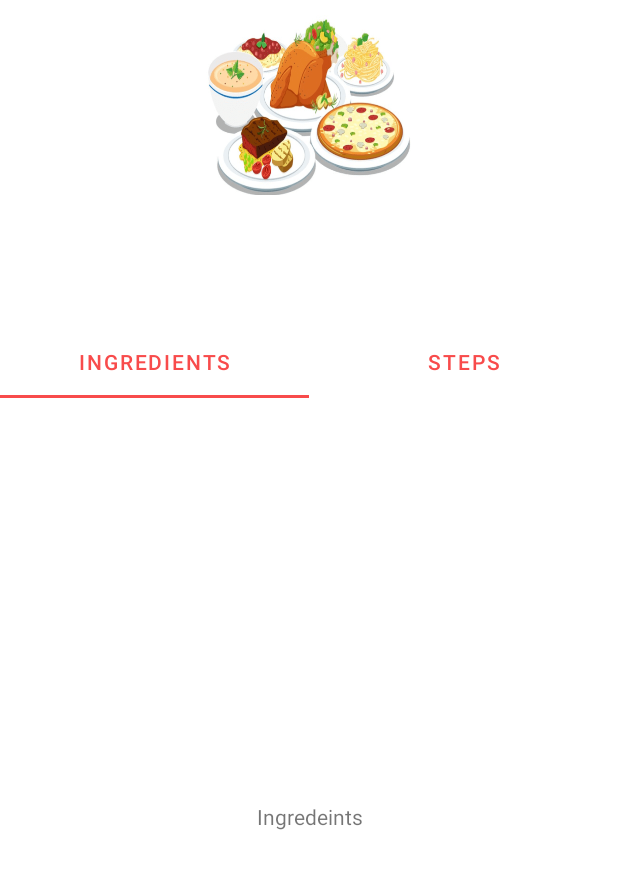
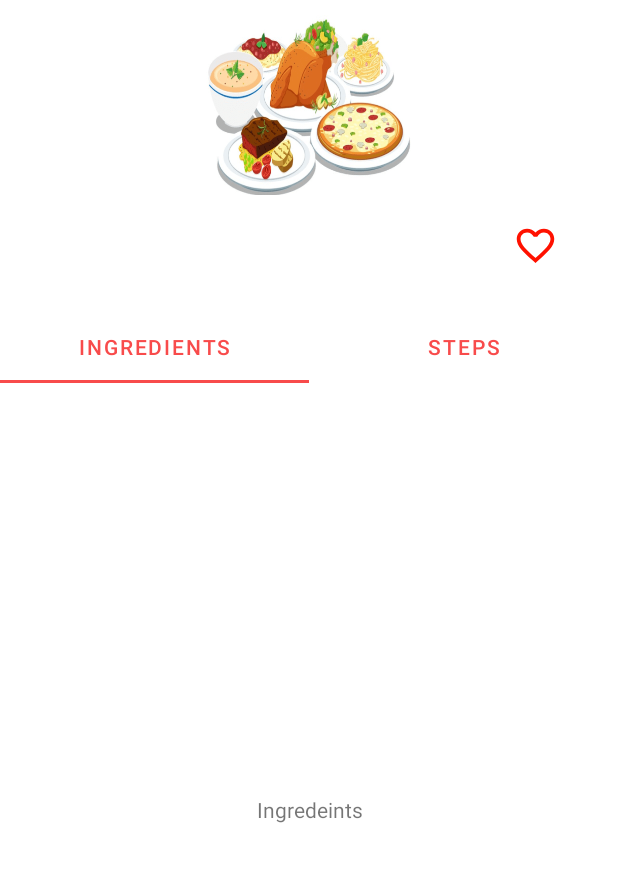
Before and after one commit to rizalfadiaalfikri/Receipe-Food-App, an Android app: the DetailedReceipeActivity screen opened directly, with no data from a screen before it, on a phone screen of 412 x 824 dp. Shown: the top 869 px of the screen. Run offline under Robolectric (Android 15) with nearby library versions, the phone set to English and light mode, and no system bars; 2 statements that could not run were skipped.

Commit message:
Add Toggle Favorite

```diff
--- a/app/src/main/java/com/rizalfadiaalfikri/receipefood/Screens/DetailedReceipeActivity.java
+++ b/app/src/main/java/com/rizalfadiaalfikri/receipefood/Screens/DetailedReceipeActivity.java
@@ -9,6 +9,7 @@
 import android.content.Intent;
 import android.os.Bundle;
 import android.util.Log;
+import android.view.View;
 import android.widget.TextView;
 
 import com.google.android.material.tabs.TabLayout;
@@ -51,4 +52,8 @@
         Log.d("INGREDIENTS", receipe_ingredeients);
 
     }
+
+    public void onCustomToogleClick(View view) {
+
+    }
 }
--- /dev/null
+++ b/app/src/main/res/drawable/ic_baseline_favorite_border_24.xml
@@ -0,0 +1,5 @@
+<vector android:height="24dp" android:tint="#FF1100"
+    android:viewportHeight="24" android:viewportWidth="24"
+    android:width="24dp" xmlns:android="http://schemas.android.com/apk/res/android">
+    <path android:fillColor="@android:color/white" android:pathData="M16.5,3c-1.74,0 -3.41,0.81 -4.5,2.09C10.91,3.81 9.24,3 7.5,3 4.42,3 2,5.42 2,8.5c0,3.78 3.4,6.86 8.55,11.54L12,21.35l1.45,-1.32C18.6,15.36 22,12.28 22,8.5 22,5.42 19.58,3 16.5,3zM12.1,18.55l-0.1,0.1 -0.1,-0.1C7.14,14.24 4,11.39 4,8.5 4,6.5 5.5,5 7.5,5c1.54,0 3.04,0.99 3.57,2.36h1.87C13.46,5.99 14.96,5 16.5,5c2,0 3.5,1.5 3.5,3.5 0,2.89 -3.14,5.74 -7.9,10.05z"/>
+</vector>
--- /dev/null
+++ b/app/src/main/res/drawable/toogle_selector.xml
@@ -0,0 +1,9 @@
+<?xml version="1.0" encoding="utf-8"?>
+<selector xmlns:android="http://schemas.android.com/apk/res/android">
+    <item
+        android:drawable="@drawable/ic_baseline_favorite_border_24"
+        android:state_checked="false"/>
+    <item
+        android:drawable="@drawable/ic_baseline_favorite_24"
+        android:state_checked="true"/>
+</selector>
--- a/app/src/main/res/layout/activity_detailed_receipe.xml
+++ b/app/src/main/res/layout/activity_detailed_receipe.xml
@@ -22,6 +22,9 @@
                 android:layout_width="match_parent"
                 android:layout_height="120dp"
                 android:src="@drawable/model_image"/>
+            <RelativeLayout
+                android:layout_width="match_parent"
+                android:layout_height="wrap_content">
                 <TextView
                     android:id="@+id/txt_receipe_name_details"
                     android:layout_width="match_parent"
@@ -29,9 +32,20 @@
                     android:text="RECEIPE NAME"
                     android:textStyle="bold"
                     android:textColor="@color/black"
-                android:textSize="27sp"
+                    android:textSize="20sp"
                     android:layout_margin="20dp"
                     android:gravity="center"/>
+                <ToggleButton
+                    android:layout_width="30dp"
+                    android:layout_height="30dp"
+                    android:background="@drawable/toogle_selector"
+                    android:layout_alignParentRight="true"
+                    android:textOn=""
+                    android:textOff=""
+                    android:onClick="onCustomToogleClick"
+                    android:layout_centerVertical="true"
+                    android:layout_marginRight="20dp"/>
+            </RelativeLayout>
         </LinearLayout>
     </androidx.cardview.widget.CardView>
     <com.google.android.material.tabs.TabLayout
--- a/app/src/main/res/layout/receipes_layout.xml
+++ b/app/src/main/res/layout/receipes_layout.xml
@@ -3,6 +3,7 @@
     android:layout_width="match_parent"
     android:layout_height="wrap_content"
     xmlns:app="http://schemas.android.com/apk/res-auto"
+    xmlns:tools="http://schemas.android.com/tools"
     android:background="#F8F7F7">
     <androidx.cardview.widget.CardView
         android:id="@+id/cardView"
@@ -48,6 +49,7 @@
                     android:paddingLeft="25dp"
                     android:gravity="right"/>
 
+
             </LinearLayout>
 
         </LinearLayout>
--- a/app/src/main/res/values/strings.xml
+++ b/app/src/main/res/values/strings.xml
@@ -2,4 +2,7 @@
     <string name="app_name">Receipe Food</string>
     <!-- TODO: Remove or change this placeholder text -->
     <string name="hello_blank_fragment">Hello blank fragment</string>
+    <string-array name="hello">
+        <item>Hi</item>
+    </string-array>
 </resources>
```
Lines whose indentation alone changed are shown as unchanged.
